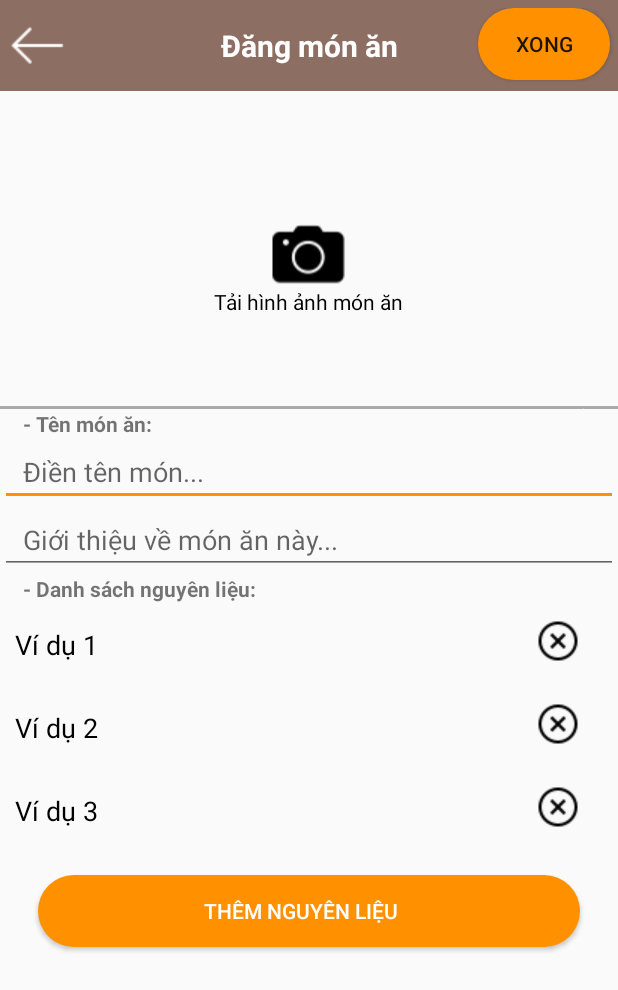
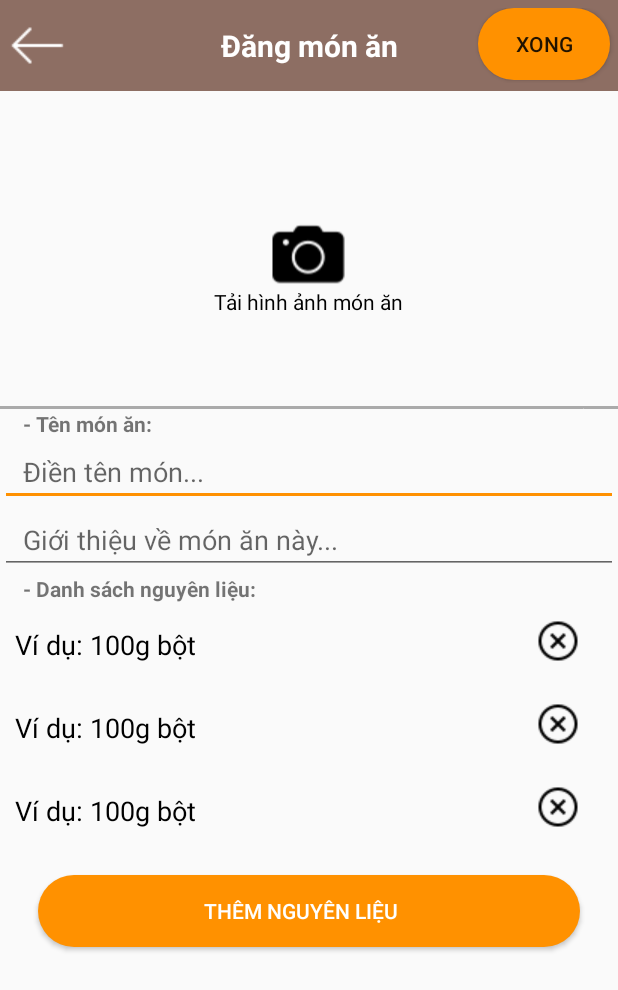
Before and after one commit to Zeristine/HCI_Project, an Android app: the PostRecipeActivity screen opened directly, with no data from a screen before it, on a phone screen of 412 x 824 dp. Shown: the top 990 px of the screen. Run offline under Robolectric (Android 15) with nearby library versions, the phone set to English and light mode, and no system bars; libraries missing offline, so code that uses them is left out: com.iarcuschin.simpleratingbar.

Commit message:
sorry for not pushing it earlier

```diff
--- a/HCI_Project/app/src/main/java/day01/huy/hci_project/PostRecipeActivity.java
+++ b/HCI_Project/app/src/main/java/day01/huy/hci_project/PostRecipeActivity.java
@@ -15,6 +15,7 @@ import android.view.View;
 import android.view.WindowManager;
 import android.widget.AdapterView;
 import android.widget.ArrayAdapter;
+import android.widget.ImageView;
 import android.widget.LinearLayout;
 import android.widget.ListView;
 import android.widget.RelativeLayout;
@@ -30,6 +31,7 @@ import day01.huy.hci_project.ultis.ItemGenerator;
 
 public class PostRecipeActivity extends AppCompatActivity {
 
+    private ImageView imageViewRecipe;
     private final IngredientData ingredientData = new IngredientData();
     private final RecipeData recipeData = new RecipeData();
     private final int REQUEST_CAMERA = 102, REQUEST_GALLERY = 101;
@@ -40,13 +42,13 @@ public class PostRecipeActivity extends AppCompatActivity {
     protected void onCreate(Bundle savedInstanceState) {
         super.onCreate(savedInstanceState);
         setContentView(R.layout.activity_post_recipe);
-        layoutRecipeImage = findViewById(R.id.layoutRecipeImage);
+//        layoutRecipeImage = findViewById(R.id.layoutRecipeImage);
         layoutAddIngredient = findViewById(R.id.layoutAddIngredient);
         getWindow().setSoftInputMode(WindowManager.LayoutParams.SOFT_INPUT_STATE_HIDDEN);
 
-        ItemGenerator.createAddIngredientRow(this, layoutAddIngredient, "Ví dụ 1");
-        ItemGenerator.createAddIngredientRow(this, layoutAddIngredient, "Ví dụ 2");
-        ItemGenerator.createAddIngredientRow(this, layoutAddIngredient, "Ví dụ 3");
+        ItemGenerator.createAddIngredientRow(this, layoutAddIngredient, "Ví dụ: 100g bột");
+        ItemGenerator.createAddIngredientRow(this, layoutAddIngredient, "Ví dụ: 100g bột");
+        ItemGenerator.createAddIngredientRow(this, layoutAddIngredient, "Ví dụ: 100g bột");
     }
 
     @Override
@@ -163,6 +165,7 @@ public class PostRecipeActivity extends AppCompatActivity {
             case REQUEST_GALLERY:
                 if (resultCode == RESULT_OK) {
                     Uri imageUri = data.getData();
+//                    imageViewRecipe.setImageURI(imageUri);
                     File imageFile = new File(getRealPathFromURI(imageUri));
                     layoutRecipeImage.setBackground(Drawable.createFromPath(imageFile.getAbsolutePath()));
                 }
@@ -172,6 +175,7 @@ public class PostRecipeActivity extends AppCompatActivity {
                     Bundle extras = data.getExtras();
                     Bitmap imageBitmap = (Bitmap) extras.get("data");
                     BitmapDrawable drawable = new BitmapDrawable(imageBitmap);
+//                    imageViewRecipe.setImageBitmap(imageBitmap);
                     layoutRecipeImage.setBackground(drawable);
                 }
                 break;
--- a/HCI_Project/app/src/main/res/layout/activity_post_recipe.xml
+++ b/HCI_Project/app/src/main/res/layout/activity_post_recipe.xml
@@ -53,9 +53,9 @@
             </RelativeLayout>
 
             <RelativeLayout
-                android:id="@+id/layoutRecipeImage"
                 android:layout_width="match_parent"
-                android:layout_height="200sp">
+                android:layout_height="200sp"
+                android:id="@+id/layoutRecipeImage">
 
                 <ImageButton
                     android:id="@+id/btnAddImage"
```
